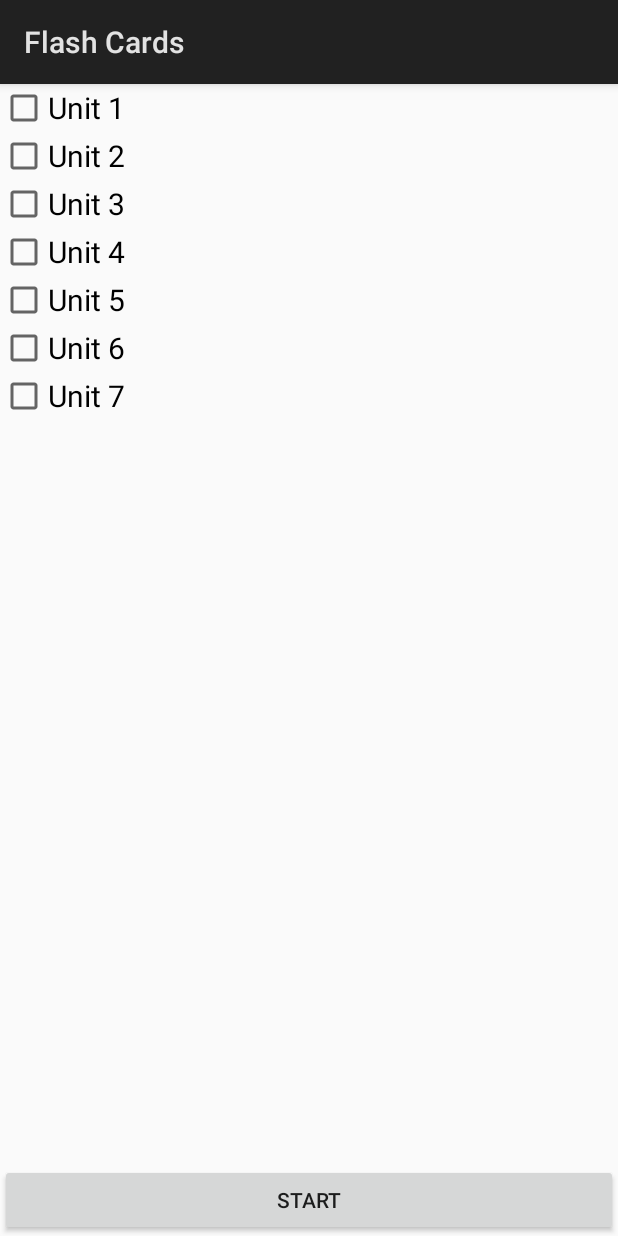
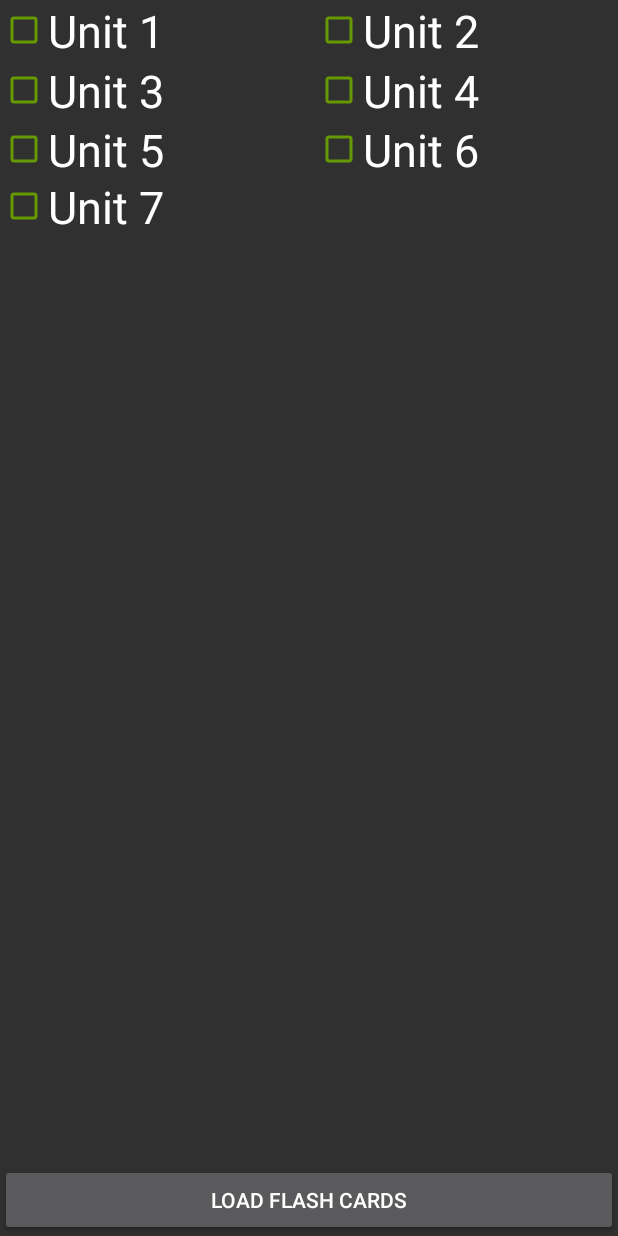
Before and after one commit to kklions1/asl_flash_cards, an Android app: the screen it shows after launch (MainActivity), on a phone screen of 412 x 824 dp. Run offline under Robolectric (Android 15) with nearby library versions, the phone set to English and light mode, and no system bars.

Commit message:
updated GUI

```diff
--- a/app/src/main/res/layout/card_layout.xml
+++ b/app/src/main/res/layout/card_layout.xml
@@ -9,19 +9,20 @@
         android:layout_height="wrap_content"
         android:layout_gravity="center"
         android:layout_weight="2"
+        android:gravity="center"
         android:text="@string/generate_prompt_text"
-        android:textStyle="bold"
+        android:textColor="@android:color/holo_green_dark"
         android:textSize="45sp"
-        android:gravity="center" />
+        android:textStyle="bold" />
 
     <Button
         android:id="@+id/generate_button"
-        android:text="@string/generate_cta"
         android:layout_width="match_parent"
         android:layout_height="wrap_content"
         android:layout_gravity="center"
+        android:layout_weight="1"
         android:gravity="center"
-        android:textSize="25sp"
-        android:layout_weight="1"/>
+        android:text="@string/generate_cta"
+        android:textSize="25sp" />
 
 </LinearLayout>
--- a/app/src/main/res/layout/options_layout.xml
+++ b/app/src/main/res/layout/options_layout.xml
@@ -5,58 +5,106 @@
 
     <LinearLayout
         android:layout_width="match_parent"
-        android:layout_height="wrap_content"
-        android:orientation="vertical">
+        android:layout_height="40dp"
+        android:layout_alignParentStart="true"
+        android:layout_alignParentTop="true"
+        android:layout_marginStart="0dp"
+        android:layout_marginTop="117dp"
+        android:orientation="horizontal">
+
+        <CheckBox
+            android:id="@+id/unit_seven_radio"
+            android:layout_width="210dp"
+            android:layout_height="wrap_content"
+            android:buttonTint="@color/ic_launcher_background"
+            android:text="@string/unit_seven_text"
+            android:textSize="30sp" />
+
+
+    </LinearLayout>
+
+    <LinearLayout
+        android:layout_width="match_parent"
+        android:layout_height="40dp"
+        android:layout_alignParentStart="true"
+        android:layout_alignParentTop="true"
+        android:layout_marginStart="0dp"
+        android:layout_marginTop="79dp"
+        android:orientation="horizontal">
+
+        <CheckBox
+            android:id="@+id/unit_five_radio"
+            android:layout_width="210dp"
+            android:layout_height="wrap_content"
+            android:buttonTint="@color/ic_launcher_background"
+            android:text="@string/unit_five_text"
+            android:textSize="30sp" />
+
+        <CheckBox
+            android:id="@+id/unit_six_radio"
+            android:layout_width="210dp"
+            android:layout_height="wrap_content"
+            android:buttonTint="@color/ic_launcher_background"
+            android:checked="false"
+            android:text="@string/unit_six_text"
+            android:textSize="30sp" />
+
+
+    </LinearLayout>
+
+    <LinearLayout
+        android:layout_width="match_parent"
+        android:layout_height="40dp"
+        android:layout_alignParentStart="true"
+        android:layout_alignParentTop="true"
+        android:layout_marginStart="0dp"
+        android:layout_marginTop="40dp"
+        android:orientation="horizontal">
+
+        <CheckBox
+            android:id="@+id/unit_three_radio"
+            android:layout_width="210dp"
+            android:layout_height="wrap_content"
+            android:buttonTint="@color/ic_launcher_background"
+            android:text="@string/unit_three_text"
+            android:textSize="30sp" />
+
+        <CheckBox
+            android:id="@+id/unit_four_radio"
+            android:layout_width="210dp"
+            android:layout_height="wrap_content"
+            android:buttonTint="@color/ic_launcher_background"
+            android:checked="false"
+            android:text="@string/unit_four_text"
+            android:textSize="30sp" />
+
+
+    </LinearLayout>
+
+    <LinearLayout
+        android:layout_width="match_parent"
+        android:layout_height="40dp"
+        android:layout_alignParentStart="true"
+        android:layout_alignParentTop="true"
+        android:orientation="horizontal">
 
         <CheckBox
             android:id="@+id/unit_one_radio"
-            android:layout_width="match_parent"
+            android:layout_width="210dp"
             android:layout_height="wrap_content"
+            android:buttonTint="@color/ic_launcher_background"
             android:text="@string/unit_one_text"
-            android:textSize="20sp"/>
+            android:textSize="30sp" />
 
         <CheckBox
             android:id="@+id/unit_two_radio"
-            android:layout_width="match_parent"
+            android:layout_width="210dp"
             android:layout_height="wrap_content"
+            android:buttonTint="@color/ic_launcher_background"
+            android:checked="false"
             android:text="@string/unit_two_text"
-            android:textSize="20sp"/>
+            android:textSize="30sp" />
 
-        <CheckBox
-            android:id="@+id/unit_three_radio"
-            android:layout_width="match_parent"
-            android:layout_height="wrap_content"
-            android:text="@string/unit_three_text"
-            android:textSize="20sp"/>
-
-
-        <CheckBox
-            android:id="@+id/unit_four_radio"
-            android:layout_width="match_parent"
-            android:layout_height="wrap_content"
-            android:text="@string/unit_four_text"
-            android:textSize="20sp"/>
-
-        <CheckBox
-            android:id="@+id/unit_five_radio"
-            android:layout_width="match_parent"
-            android:layout_height="wrap_content"
-            android:text="@string/unit_five_text"
-            android:textSize="20sp" />
-
-        <CheckBox
-            android:id="@+id/unit_six_radio"
-            android:layout_width="match_parent"
-            android:layout_height="wrap_content"
-            android:text="@string/unit_six_text"
-            android:textSize="20sp" />
-
-        <CheckBox
-            android:id="@+id/unit_seven_radio"
-            android:layout_width="match_parent"
-            android:layout_height="wrap_content"
-            android:text="@string/unit_seven_text"
-            android:textSize="20sp" />
 
     </LinearLayout>
 
@@ -64,8 +112,8 @@
         android:id="@+id/start_button"
         android:layout_width="match_parent"
         android:layout_height="wrap_content"
+        android:layout_alignParentBottom="true"
         android:layout_gravity="center"
-        android:layout_alignParentBottom="true"
         android:gravity="center"
-        android:text="Start"/>
+        android:text="@string/load_cards" />
 </RelativeLayout>
--- a/app/src/main/res/values/colors.xml
+++ b/app/src/main/res/values/colors.xml
@@ -1,6 +1,6 @@
 <?xml version="1.0" encoding="utf-8"?>
 <resources>
-    <color name="colorPrimary">#3F51B5</color>
-    <color name="colorPrimaryDark">#303F9F</color>
-    <color name="colorAccent">#FF4081</color>
+    <color name="colorPrimary">#3f51b5</color>
+    <color name="colorPrimaryDark">#303f9f</color>
+    <color name="colorAccent">#ff4081</color>
 </resources>
--- a/app/src/main/res/values/ic_launcher_background.xml
+++ b/app/src/main/res/values/ic_launcher_background.xml
@@ -1,4 +1,4 @@
 <?xml version="1.0" encoding="utf-8"?>
 <resources>
-    <color name="ic_launcher_background">#24A649</color>
+    <color name="ic_launcher_background">#669900</color>
 </resources>
--- a/app/src/main/res/values/strings.xml
+++ b/app/src/main/res/values/strings.xml
@@ -1,5 +1,6 @@
 <resources>
     <string name="app_name">Flash Cards</string>
+    <string name="load_cards">Load Flash Cards</string>
 
     <!-- Card Display Strings -->
     <string name="generate_cta">Generate</string>
--- a/app/src/main/res/values/styles.xml
+++ b/app/src/main/res/values/styles.xml
@@ -1,7 +1,7 @@
 <resources>
 
     <!-- Base application theme. -->
-    <style name="AppTheme" parent="android:Theme.Material.Light.DarkActionBar">
+    <style name="AppTheme" parent="android:Theme.Material.NoActionBar">
         <!-- Customize your theme here. -->
     </style>
 
```
Also changed, not shown: app/src/main/ic_launcher-web.png, app/src/main/res/mipmap-hdpi/ic_launcher.png, app/src/main/res/mipmap-hdpi/ic_launcher_round.png, app/src/main/res/mipmap-mdpi/ic_launcher.png, app/src/main/res/mipmap-mdpi/ic_launcher_round.png, app/src/main/res/mipmap-xhdpi/ic_launcher.png, app/src/main/res/mipmap-xhdpi/ic_launcher_round.png, app/src/main/res/mipmap-xxhdpi/ic_launcher.png, app/src/main/res/mipmap-xxhdpi/ic_launcher_round.png, app/src/main/res/mipmap-xxxhdpi/ic_launcher.png, app/src/main/res/mipmap-xxxhdpi/ic_launcher_round.png.
